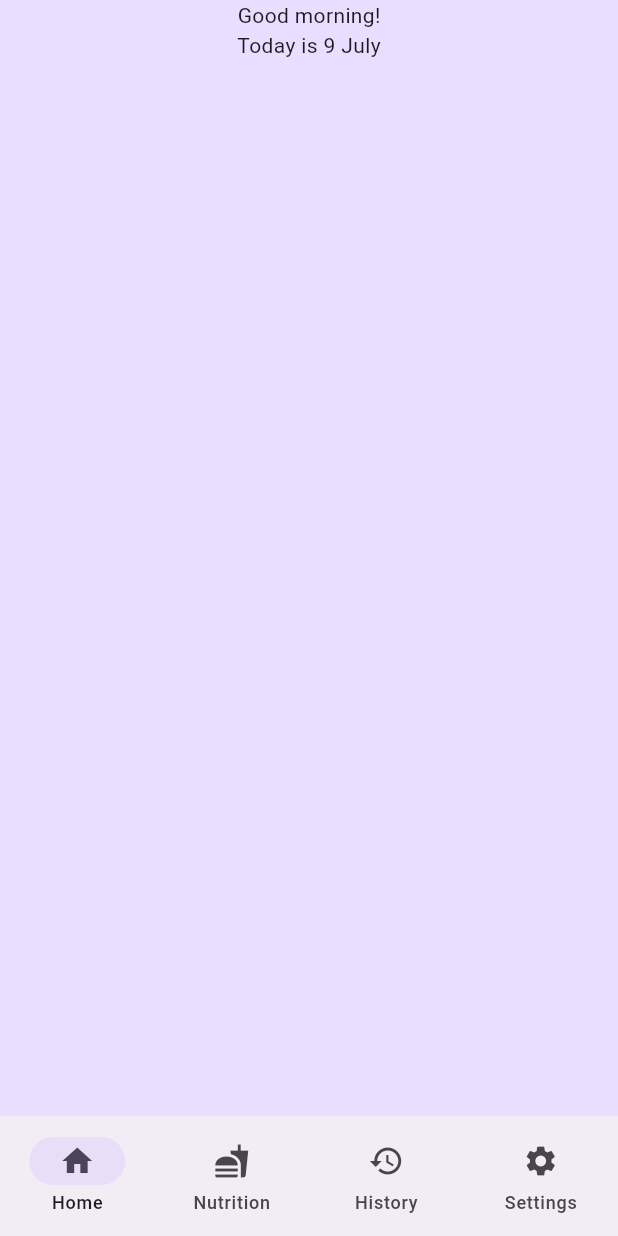
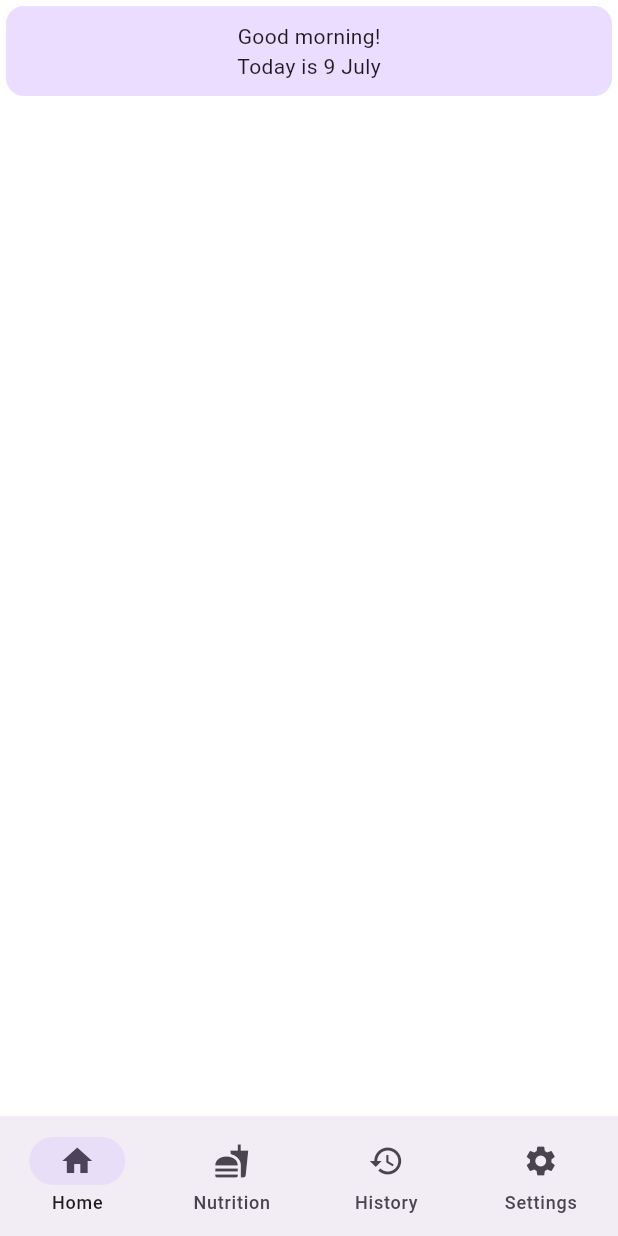
Before and after one commit to smstone0/Caloric, a Flutter app: the screen it shows after launch, on a phone screen of 412 x 824 dp. Run offline on Flutter 3.47's test engine with Material 2 defaults, Android fonts, the phone set to English and light mode, and no system bars.

Commit message:
Add greeting card

```diff
--- a/lib/main.dart
+++ b/lib/main.dart
@@ -69,7 +69,7 @@ class _MyHomePageState extends State<MyHomePage> {
         children: [
           Expanded(
             child: Container(
-              color: Theme.of(context).colorScheme.primaryContainer,
+              color: Colors.white,
               child: page,
             ),
           ),
@@ -139,8 +139,24 @@ class TodayPage extends StatelessWidget {
       child: Center(
         child: Column(
           children: [
-            Text("Good $timeOfDay!"),
-            Text("Today is ${time.day} $month"),
+            Card(
+              elevation: 0,
+              color: Theme.of(context).colorScheme.primaryContainer,
+              child: SizedBox(
+                width: double.infinity,
+                child: Center(
+                  child: Padding(
+                    padding: const EdgeInsets.fromLTRB(0, 10, 0, 10),
+                    child: Column(
+                      children: [
+                        Text("Good $timeOfDay!"),
+                        Text("Today is ${time.day} $month"),
+                      ],
+                    ),
+                  ),
+                ),
+              ),
+            ),
           ],
         ),
       ),
```
